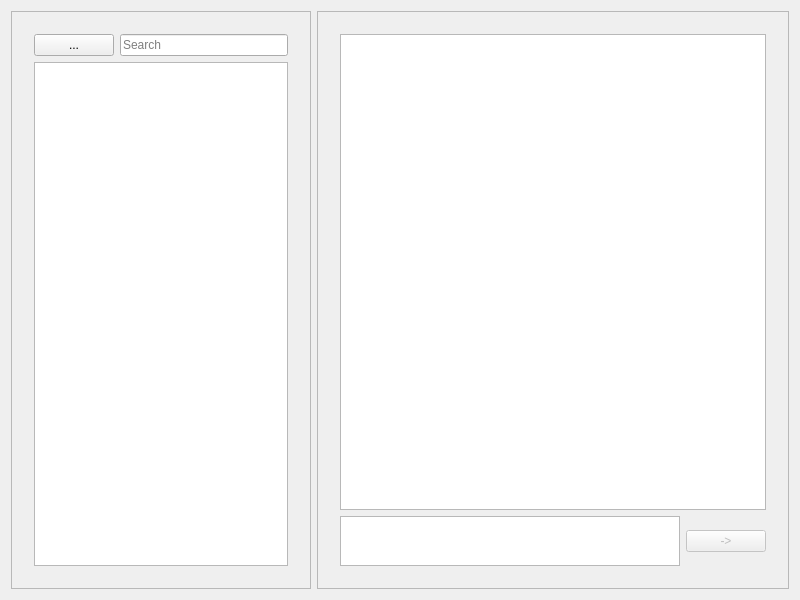
Above: telegraphwindow.ui from felipe-sencion/telegraph before the change. Below: the same form after it.
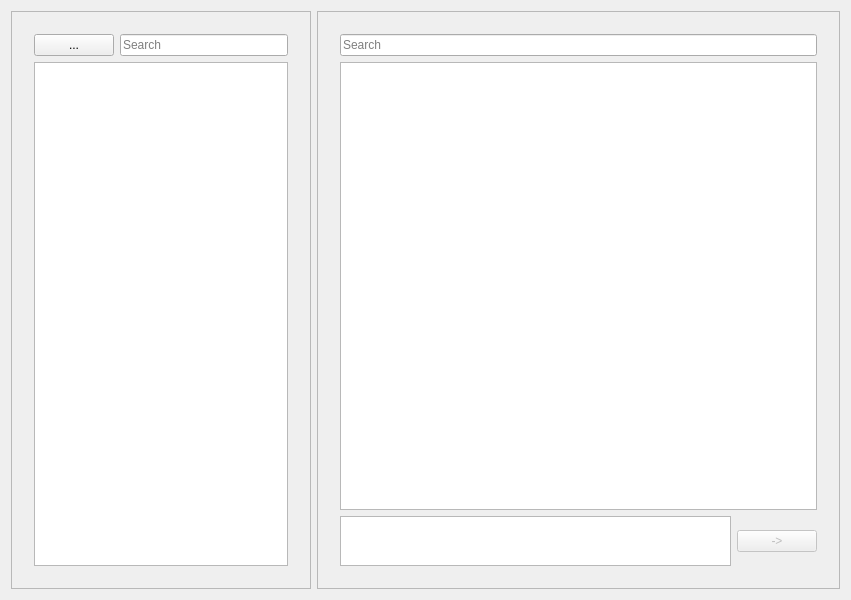
That is the form after the change. The open tabs and pages were chosen to show the change.

What changed in the file:
```diff
--- a/telegraphwindow.ui
+++ b/telegraphwindow.ui
@@ -6,7 +6,7 @@
    <rect>
     <x>0</x>
     <y>0</y>
-    <width>800</width>
+    <width>851</width>
     <height>600</height>
    </rect>
   </property>
@@ -14,8 +14,8 @@
    <string>Telegraph</string>
   </property>
   <widget class="QWidget" name="centralWidget">
-   <layout class="QHBoxLayout" name="horizontalLayout">
-    <item>
+   <layout class="QGridLayout" name="gridLayout_4">
+    <item row="0" column="0">
      <widget class="QFrame" name="contactsFrame">
       <property name="maximumSize">
        <size>
@@ -121,7 +121,7 @@
       </layout>
      </widget>
     </item>
-    <item>
+    <item row="0" column="1">
      <widget class="QFrame" name="messagesFrame">
       <property name="frameShape">
        <enum>QFrame::StyledPanel</enum>
@@ -129,8 +129,8 @@
       <property name="frameShadow">
        <enum>QFrame::Raised</enum>
       </property>
-      <layout class="QVBoxLayout" name="verticalLayout_2">
-       <item>
+      <layout class="QGridLayout" name="gridLayout_5">
+       <item row="0" column="0">
         <widget class="QStackedWidget" name="messagesSW">
          <widget class="QWidget" name="emptyPage">
           <layout class="QGridLayout" name="gridLayout_3">
@@ -182,6 +182,15 @@
              <attribute name="horizontalHeaderVisible">
               <bool>false</bool>
              </attribute>
+             <attribute name="horizontalHeaderDefaultSectionSize">
+              <number>150</number>
+             </attribute>
+             <attribute name="horizontalHeaderMinimumSectionSize">
+              <number>150</number>
+             </attribute>
+             <attribute name="horizontalHeaderStretchLastSection">
+              <bool>true</bool>
+             </attribute>
              <attribute name="verticalHeaderVisible">
               <bool>false</bool>
              </attribute>
@@ -189,6 +198,13 @@
              <column/>
             </widget>
            </item>
+           <item row="0" column="1" colspan="2">
+            <widget class="QLineEdit" name="searchMessageLE">
+             <property name="placeholderText">
+              <string>Search</string>
+             </property>
+            </widget>
+           </item>
           </layout>
          </widget>
         </widget>
```
Left out of the diff: 3 changed lines with no effect on the pictures.
